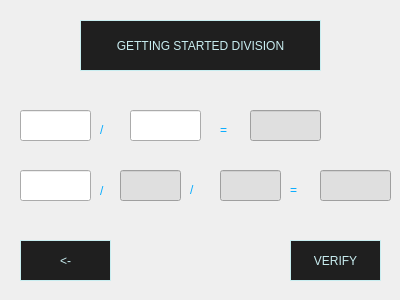
This is gameMath/learningMath/form5.ui in Leumim2020/mathematics_game_UI_Qt as Qt 5 draws it before an edit. The edited form follows.
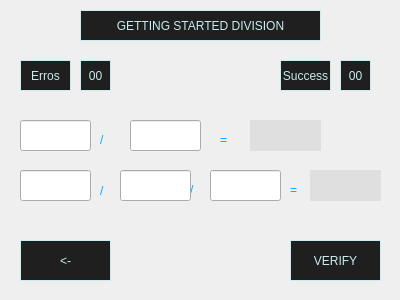
This is the edited form.

```diff
--- a/gameMath/learningMath/form5.ui
+++ b/gameMath/learningMath/form5.ui
@@ -70,59 +70,11 @@
     <string>/</string>
    </property>
   </widget>
-  <widget class="QLineEdit" name="lineEdit_5">
-   <property name="enabled">
-    <bool>false</bool>
-   </property>
-   <property name="geometry">
-    <rect>
-     <x>120</x>
-     <y>170</y>
-     <width>61</width>
-     <height>31</height>
-    </rect>
-   </property>
-   <property name="cursor">
-    <cursorShape>ForbiddenCursor</cursorShape>
-   </property>
-   <property name="styleSheet">
-    <string notr="true">font: 75 12pt &quot;MS Shell Dlg 2&quot;;
-background-color:rgb(223, 223, 223);
-color: rgb(200, 237, 240);</string>
-   </property>
-   <property name="maxLength">
-    <number>3</number>
-   </property>
-  </widget>
-  <widget class="QLineEdit" name="lineEdit_6">
-   <property name="enabled">
-    <bool>false</bool>
-   </property>
-   <property name="geometry">
-    <rect>
-     <x>220</x>
-     <y>170</y>
-     <width>61</width>
-     <height>31</height>
-    </rect>
-   </property>
-   <property name="cursor">
-    <cursorShape>ForbiddenCursor</cursorShape>
-   </property>
-   <property name="styleSheet">
-    <string notr="true">font: 75 12pt &quot;MS Shell Dlg 2&quot;;
-background-color:rgb(223, 223, 223);
-color: rgb(200, 237, 240);</string>
-   </property>
-   <property name="maxLength">
-    <number>3</number>
-   </property>
-  </widget>
   <widget class="QLineEdit" name="lineEdit">
    <property name="geometry">
     <rect>
      <x>20</x>
-     <y>110</y>
+     <y>120</y>
      <width>71</width>
      <height>31</height>
     </rect>
@@ -139,7 +91,7 @@
    <property name="geometry">
     <rect>
      <x>220</x>
-     <y>120</y>
+     <y>130</y>
      <width>21</width>
      <height>20</height>
     </rect>
@@ -178,9 +130,9 @@
    <property name="geometry">
     <rect>
      <x>80</x>
-     <y>20</y>
+     <y>10</y>
      <width>241</width>
-     <height>51</height>
+     <height>31</height>
     </rect>
    </property>
    <property name="styleSheet">
@@ -196,7 +148,7 @@
    <property name="geometry">
     <rect>
      <x>100</x>
-     <y>120</y>
+     <y>130</y>
      <width>21</width>
      <height>20</height>
     </rect>
@@ -252,59 +204,11 @@
     <string>VERIFY</string>
    </property>
   </widget>
-  <widget class="QLineEdit" name="lineEdit_3">
-   <property name="enabled">
-    <bool>false</bool>
-   </property>
-   <property name="geometry">
-    <rect>
-     <x>250</x>
-     <y>110</y>
-     <width>71</width>
-     <height>31</height>
-    </rect>
-   </property>
-   <property name="cursor">
-    <cursorShape>ForbiddenCursor</cursorShape>
-   </property>
-   <property name="styleSheet">
-    <string notr="true">font: 75 12pt &quot;MS Shell Dlg 2&quot;;
-background-color:rgb(223, 223, 223);
-color: rgb(200, 237, 240);</string>
-   </property>
-   <property name="maxLength">
-    <number>3</number>
-   </property>
-  </widget>
-  <widget class="QLineEdit" name="lineEdit_7">
-   <property name="enabled">
-    <bool>false</bool>
-   </property>
-   <property name="geometry">
-    <rect>
-     <x>320</x>
-     <y>170</y>
-     <width>71</width>
-     <height>31</height>
-    </rect>
-   </property>
-   <property name="cursor">
-    <cursorShape>ForbiddenCursor</cursorShape>
-   </property>
-   <property name="styleSheet">
-    <string notr="true">font: 75 12pt &quot;MS Shell Dlg 2&quot;;
-background-color:rgb(223, 223, 223);
-color: rgb(200, 237, 240);</string>
-   </property>
-   <property name="maxLength">
-    <number>3</number>
-   </property>
-  </widget>
   <widget class="QLineEdit" name="lineEdit_2">
    <property name="geometry">
     <rect>
      <x>130</x>
-     <y>110</y>
+     <y>120</y>
      <width>71</width>
      <height>31</height>
     </rect>
@@ -314,7 +218,179 @@
 color: rgb(200, 237, 240);</string>
    </property>
    <property name="maxLength">
-    <number>3</number>
+    <number>4</number>
+   </property>
+  </widget>
+  <widget class="QPushButton" name="pushButton_7">
+   <property name="enabled">
+    <bool>false</bool>
+   </property>
+   <property name="geometry">
+    <rect>
+     <x>310</x>
+     <y>170</y>
+     <width>71</width>
+     <height>31</height>
+    </rect>
+   </property>
+   <property name="styleSheet">
+    <string notr="true">font: 75 12pt &quot;MS Shell Dlg 2&quot;;
+background-color:rgb(223, 223, 223);
+border:none;
+color:rgb(200,237,240);</string>
+   </property>
+   <property name="text">
+    <string/>
+   </property>
+  </widget>
+  <widget class="QPushButton" name="pushButton_6">
+   <property name="enabled">
+    <bool>false</bool>
+   </property>
+   <property name="geometry">
+    <rect>
+     <x>250</x>
+     <y>120</y>
+     <width>71</width>
+     <height>31</height>
+    </rect>
+   </property>
+   <property name="styleSheet">
+    <string notr="true">font: 75 12pt &quot;MS Shell Dlg 2&quot;;
+background-color:rgb(223, 223, 223);
+border:none;
+color:rgb(200,237,240);</string>
+   </property>
+   <property name="text">
+    <string/>
+   </property>
+  </widget>
+  <widget class="QLineEdit" name="lineEdit_9">
+   <property name="geometry">
+    <rect>
+     <x>120</x>
+     <y>170</y>
+     <width>71</width>
+     <height>31</height>
+    </rect>
+   </property>
+   <property name="styleSheet">
+    <string notr="true">
+font: 75 12pt &quot;MS Shell Dlg 2&quot;;
+background-color: #bebeb;
+color: rgb(200, 237, 240);</string>
+   </property>
+   <property name="text">
+    <string/>
+   </property>
+   <property name="maxLength">
+    <number>4</number>
+   </property>
+  </widget>
+  <widget class="QLineEdit" name="lineEdit_10">
+   <property name="geometry">
+    <rect>
+     <x>210</x>
+     <y>170</y>
+     <width>71</width>
+     <height>31</height>
+    </rect>
+   </property>
+   <property name="styleSheet">
+    <string notr="true">
+font: 75 12pt &quot;MS Shell Dlg 2&quot;;
+background-color: #bebeb;
+color: rgb(200, 237, 240);</string>
+   </property>
+   <property name="text">
+    <string/>
+   </property>
+   <property name="maxLength">
+    <number>4</number>
+   </property>
+  </widget>
+  <widget class="QPushButton" name="pushButton_8_error">
+   <property name="enabled">
+    <bool>false</bool>
+   </property>
+   <property name="geometry">
+    <rect>
+     <x>80</x>
+     <y>60</y>
+     <width>31</width>
+     <height>31</height>
+    </rect>
+   </property>
+   <property name="styleSheet">
+    <string notr="true">color: rgb(200, 237, 240);
+background-color:rgb(31, 31, 31);
+border:1px solid rgb(200, 237, 240);</string>
+   </property>
+   <property name="text">
+    <string>00</string>
+   </property>
+  </widget>
+  <widget class="QPushButton" name="pushButton_9_success">
+   <property name="enabled">
+    <bool>false</bool>
+   </property>
+   <property name="geometry">
+    <rect>
+     <x>340</x>
+     <y>60</y>
+     <width>31</width>
+     <height>31</height>
+    </rect>
+   </property>
+   <property name="styleSheet">
+    <string notr="true">color: rgb(200, 237, 240);
+background-color:rgb(31, 31, 31);
+border:1px solid rgb(200, 237, 240);</string>
+   </property>
+   <property name="text">
+    <string>00</string>
+   </property>
+  </widget>
+  <widget class="QPushButton" name="pushButton_4">
+   <property name="enabled">
+    <bool>false</bool>
+   </property>
+   <property name="geometry">
+    <rect>
+     <x>20</x>
+     <y>60</y>
+     <width>51</width>
+     <height>31</height>
+    </rect>
+   </property>
+   <property name="styleSheet">
+    <string notr="true">color: rgb(200, 237, 240);
+background-color:rgb(31, 31, 31);
+border:1px solid rgb(200, 237, 240);</string>
+   </property>
+   <property name="text">
+    <string>Erros</string>
+   </property>
+  </widget>
+  <widget class="QPushButton" name="pushButton_5">
+   <property name="enabled">
+    <bool>false</bool>
+   </property>
+   <property name="geometry">
+    <rect>
+     <x>280</x>
+     <y>60</y>
+     <width>51</width>
+     <height>31</height>
+    </rect>
+   </property>
+   <property name="styleSheet">
+    <string notr="true">color: rgb(200, 237, 240);
+background-color:rgb(31, 31, 31);
+border:1px solid rgb(200, 237, 240);</string>
+   </property>
+   <property name="text">
+    <string>Success</string>
    </property>
   </widget>
  </widget>
```
Left out of the diff: 4 changed lines with no effect on the pictures.
